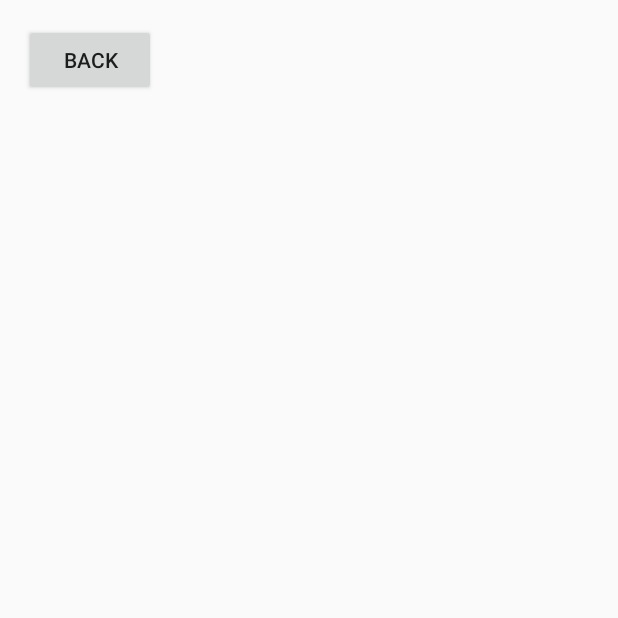
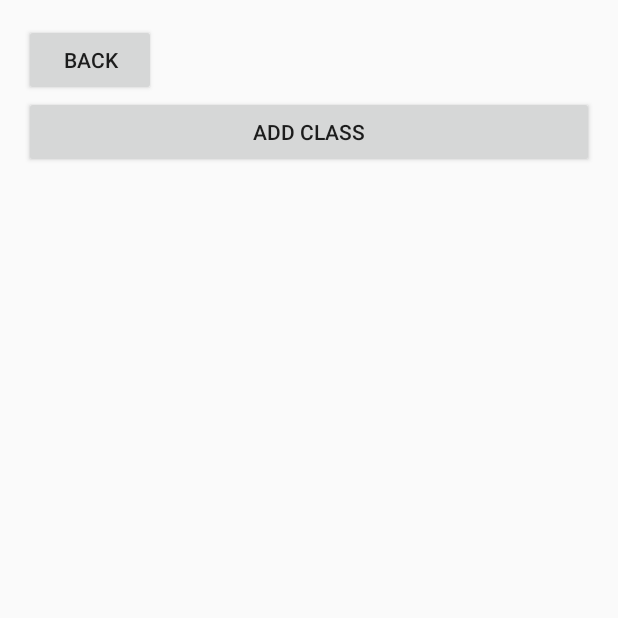
Before and after one commit to brandon220997/class-creator, an Android app: the screen it shows after launch (ClassCreatorActivity), after a tap on "CREATE CLASS", on a phone screen of 412 x 824 dp, the top half of it. Run offline under Robolectric (Android 15) with nearby library versions, the phone set to English and light mode, and no system bars.

Commit message:
added popup activity added popup activity to classcreator activity

```diff
--- a/app/src/main/java/com/class_creator/classcreator/ClassCreatorActivity.java
+++ b/app/src/main/java/com/class_creator/classcreator/ClassCreatorActivity.java
@@ -2,26 +2,56 @@ package com.class_creator.classcreator;
 
 import android.support.v7.app.AppCompatActivity;
 import android.os.Bundle;
+import android.view.Gravity;
+import android.view.LayoutInflater;
+import android.view.MotionEvent;
 import android.view.View;
+import android.view.ViewGroup;
 import android.widget.Button;
+import android.widget.PopupWindow;
+import android.widget.RelativeLayout;
 
 public class ClassCreatorActivity extends AppCompatActivity {
 
-    private Button BackButton;
+    private PopupWindow addClassPopup;
+    private LayoutInflater layoutInflater;
+    private RelativeLayout relativeLayout;
 
     @Override
     protected void onCreate(Bundle savedInstanceState) {
         super.onCreate(savedInstanceState);
         setContentView(R.layout.activity_class_creator);
 
-        BackButton = (Button) findViewById(R.id.back);
+        relativeLayout = (RelativeLayout) findViewById(R.id.relativelayout);
+        Button backButton = (Button) findViewById(R.id.back);
+        Button addClassButton = (Button) findViewById(R.id.addclass);
 
-        BackButton.setOnClickListener(new View.OnClickListener() {
+        backButton.setOnClickListener(new View.OnClickListener() {
             @Override
             public void onClick(View view) {
 
                 finish();
             }
         });
+
+        addClassButton.setOnClickListener(new View.OnClickListener() {
+            @Override
+            public void onClick(View view){
+                layoutInflater = (LayoutInflater) getApplicationContext().getSystemService(LAYOUT_INFLATER_SERVICE);
+                ViewGroup container = (ViewGroup) layoutInflater.inflate(R.layout.popup_add_class,null);
+
+                addClassPopup = new PopupWindow(container,500,500,true);
+                addClassPopup.showAtLocation(relativeLayout, Gravity.NO_GRAVITY,500,500);
+
+                container.setOnTouchListener(new View.OnTouchListener(){
+                    @Override
+                    public boolean onTouch(View v, MotionEvent event) {
+                        addClassPopup.dismiss();
+                        return true;
+                    }
+                    });
+            }
+        });
+
     }
 }
--- a/app/src/main/java/com/class_creator/classcreator/MainActivity.java
+++ b/app/src/main/java/com/class_creator/classcreator/MainActivity.java
@@ -12,9 +12,9 @@ public class MainActivity extends AppCompatActivity {
     protected void onCreate(Bundle savedInstanceState) {
         super.onCreate(savedInstanceState);
         setContentView(R.layout.activity_main);
-        Button createClassButton = (Button) findViewById(R.id.createclass);
+        Button classCreatorButton = (Button) findViewById(R.id.classcreator);
 
-        createClassButton.setOnClickListener(new View.OnClickListener(){
+        classCreatorButton.setOnClickListener(new View.OnClickListener(){
             @Override
                 public void onClick(View view){
                 launchClassCreatorActivity();
--- a/app/src/main/res/layout/activity_class_creator.xml
+++ b/app/src/main/res/layout/activity_class_creator.xml
@@ -1,5 +1,5 @@
 <?xml version="1.0" encoding="utf-8"?>
-<RelativeLayout xmlns:android="http://schemas.android.com/apk/res/android"
+<LinearLayout xmlns:android="http://schemas.android.com/apk/res/android"
     xmlns:tools="http://schemas.android.com/tools"
     android:id="@+id/activity_class_creator"
     android:layout_width="match_parent"
@@ -8,8 +8,8 @@
     android:paddingLeft="@dimen/activity_horizontal_margin"
     android:paddingRight="@dimen/activity_horizontal_margin"
     android:paddingTop="@dimen/activity_vertical_margin"
+    android:orientation="vertical"
     tools:context="com.class_creator.classcreator.ClassCreatorActivity">
-
 
         <Button
             android:id="@+id/back"
@@ -17,4 +17,23 @@
             android:layout_height="wrap_content"
             android:text="@string/back">
         </Button>
-</RelativeLayout>
+
+        <RelativeLayout
+            android:id="@+id/relativelayout"
+            android:layout_width="match_parent"
+            android:layout_height="match_parent">
+
+                <Button
+                    android:id="@+id/addclass"
+                    android:layout_height="wrap_content"
+                    android:layout_width="match_parent"
+                    android:text="@string/addclass"
+                    android:layout_centerHorizontal="true">
+                </Button>
+
+        </RelativeLayout>
+
+
+
+
+</LinearLayout>
--- a/app/src/main/res/layout/activity_main.xml
+++ b/app/src/main/res/layout/activity_main.xml
@@ -28,7 +28,7 @@
     android:layout_weight="1"
     >
     <Button
-        android:id="@+id/createclass"
+        android:id="@+id/classcreator"
         android:layout_width="wrap_content"
         android:layout_height="wrap_content"
         android:text="@string/create_class"
--- a/app/src/main/res/values/strings.xml
+++ b/app/src/main/res/values/strings.xml
@@ -1,6 +1,7 @@
 <resources>
     <string name="app_name">Class Creator</string>
     <string name="back">Back</string>>
-    <string name="create_class">Create Class</string>>
-    <string name="settings">Settings</string>>
+    <string name="create_class">Create Class</string>
+    <string name="settings">Settings</string>
+    <string name="addclass">Add Class</string>
 </resources>
```
Also changed, not shown: app/src/main/res/layout/popup_add_class.xml (added, +13 -0 lines).
